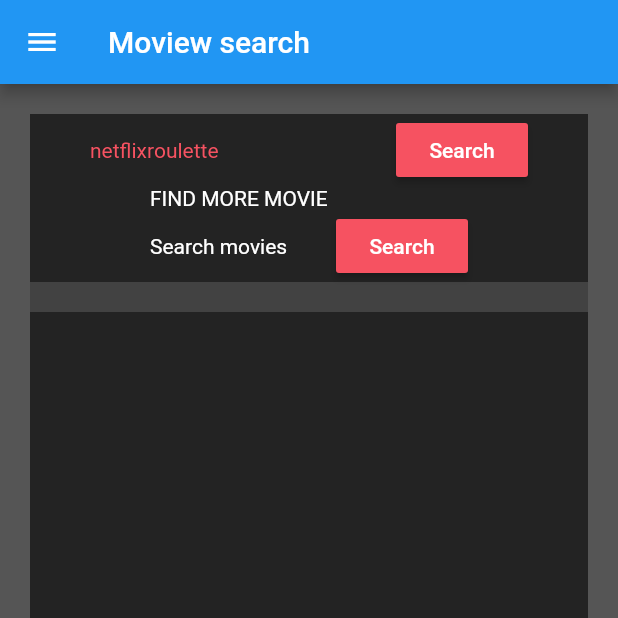
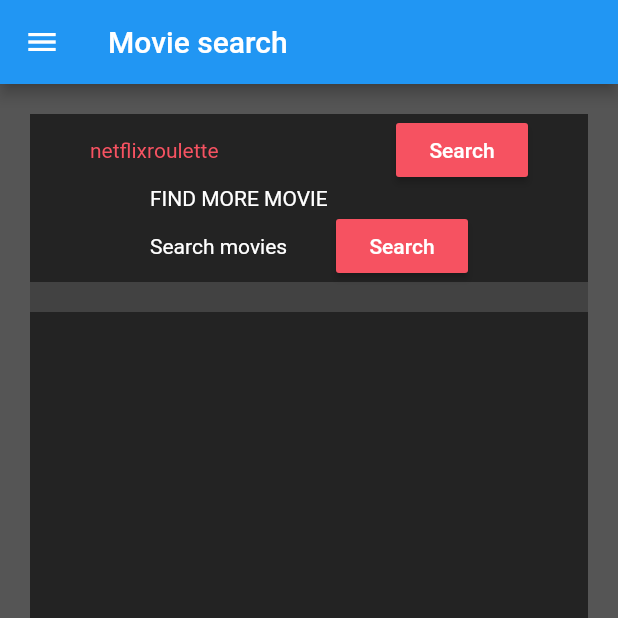
Before and after one commit to TimofeyKuznesov/search_movie, a Flutter app: the screen it shows after launch, on a phone screen of 412 x 824 dp, the top half of it. Run offline on Flutter 3.47's test engine with Material 2 defaults, Android fonts, the light colour scheme and no system bars; our stand-ins replace dio, i18n_extension; network calls fail.

Commit message:
feat: add support localization

```diff
--- a/lib/app/pages/application.dart
+++ b/lib/app/pages/application.dart
@@ -1,6 +1,7 @@
 import 'package:flutter/cupertino.dart';
 import 'package:flutter/material.dart';
 import 'package:search_movie/app/pages/index.dart';
+import 'package:search_movie/app/services/localization/app.i18n.dart';
 import 'package:search_movie/app/theme/branding_colors.dart';
 
 class Application extends StatelessWidget {
@@ -8,20 +9,20 @@ class Application extends StatelessWidget {
   Widget build(BuildContext context) {
     return Scaffold(
       appBar: AppBar(
-        title: const Text('Moview search'),
+        title: Text('Movie search'.i18n),
       ),
       drawer: Drawer(
         child: ListView(
           padding: EdgeInsets.zero,
           children: [
-            const DrawerHeader(
-              decoration: BoxDecoration(
+            DrawerHeader(
+              decoration: const BoxDecoration(
                 color: Colors.blue,
               ),
-              child: Text('Header'),
+              child: Text('Header'.i18n),
             ),
             ListTile(
-              title: const Text('menu1'),
+              title: Text('menu1'.i18n),
               onTap: () {
                 Navigator.pop(context);
               },
--- a/lib/app/pages/main/search.dart
+++ b/lib/app/pages/main/search.dart
@@ -1,4 +1,5 @@
 import 'package:flutter/material.dart';
+import 'package:search_movie/app/services/localization/app.i18n.dart';
 import 'package:search_movie/app/theme/branding_colors.dart';
 
 class Search extends StatelessWidget {
@@ -7,9 +8,13 @@ class Search extends StatelessWidget {
   @override
   Widget build(BuildContext context) {
     return Container(
+      color: BrandingColors.black,
+      margin: const EdgeInsets.only(bottom: 20),
       child: Padding(
         padding: const EdgeInsets.symmetric(horizontal: 40),
         child: Column(
+          crossAxisAlignment: CrossAxisAlignment.stretch,
+          mainAxisAlignment: MainAxisAlignment.center,
           children: [
             Row(
               children: [
@@ -22,17 +27,17 @@ class Search extends StatelessWidget {
                 const Spacer(),
                 MaterialButton(
                   onPressed: () {},
-                  child: const Text('Search'),
                   color: BrandingColors.red,
                   textColor: BrandingColors.white,
+                  child: Text('Search'.i18n),
                 ),
               ],
             ),
-            const Padding(
+            Padding(
               padding: EdgeInsets.symmetric(horizontal: 40),
               child: Text(
-                'FIND MORE MOVIE',
-                style: TextStyle(
+                'FIND MORE MOVIE'.i18n,
+                style: const TextStyle(
                   color: BrandingColors.white,
                 ),
               ),
@@ -41,31 +46,26 @@ class Search extends StatelessWidget {
               padding: const EdgeInsets.symmetric(horizontal: 40),
               child: Row(
                 children: [
-                  const Expanded(
+                  Expanded(
                     child: Text(
-                      'Search movies',
-                      style: TextStyle(
+                      'Search movies'.i18n,
+                      style: const TextStyle(
                         color: BrandingColors.white,
                       ),
                     ),
-                    flex: 1,
                   ),
                   MaterialButton(
                     onPressed: () {},
-                    child: const Text('Search'),
                     color: BrandingColors.red,
                     textColor: BrandingColors.white,
+                    child: Text('Search'.i18n),
                   ),
                 ],
               ),
             )
           ],
-          crossAxisAlignment: CrossAxisAlignment.stretch,
-          mainAxisAlignment: MainAxisAlignment.center,
         ),
       ),
-      color: BrandingColors.black,
-      margin: const EdgeInsets.only(bottom: 20),
     );
   }
 }
--- a/lib/app/services/index.dart
+++ b/lib/app/services/index.dart
@@ -1 +1,2 @@
+export './localization/index.dart';
 export './movies/index.dart';
--- /dev/null
+++ b/lib/app/services/localization/app.i18n.dart
@@ -0,0 +1,35 @@
+import 'package:i18n_extension/i18n_extension.dart';
+
+const movieSearch = 'Movie search';
+const header = 'Header';
+const findMoreMovie = 'FIND MORE MOVIE';
+const search = 'Search';
+
+extension AppI18n on String {
+  //
+  /// If you want to use identifiers as translation keys, you can define the
+  /// keys here in the translations file, and then use the [Translations.from]
+  /// constructor:
+  ///
+  static final _t = Translations.from('en_us', {
+    movieSearch: {
+      'en_us': 'Movie search',
+      'ru_RU': 'Поиск фильмов',
+    },
+    header: {
+      'en_us': 'Header',
+      'ru_RU': 'Заголовок',
+    },
+    findMoreMovie: {
+      'en_us': 'FIND MORE MOVIE',
+      'ru_RU': 'Найти больше фильмов',
+    },
+    search: {'en_us': 'Search', 'ru_RU': 'Поиск'}
+  });
+
+  String get i18n => localize(this, _t);
+
+  String fill(List<Object> params) => localizeFill(this, params);
+
+  String plural(int value) => localizePlural(value, this, _t);
+}
--- /dev/null
+++ b/lib/app/services/localization/index.dart
@@ -0,0 +1 @@
+export 'app.i18n.dart';
--- a/lib/main.dart
+++ b/lib/main.dart
@@ -1,4 +1,7 @@
 import 'package:flutter/material.dart';
+import 'package:flutter_localizations/flutter_localizations.dart';
+import 'package:i18n_extension/i18n_widget.dart';
+
 import 'package:search_movie/app/pages/index.dart';
 import 'package:search_movie/app_route.dart';
 
@@ -26,7 +29,17 @@ class MyApp extends StatelessWidget {
           // is not restarted.
           primarySwatch: Colors.blue,
         ),
-      home: Application(),
-    );
+        localizationsDelegates: const [
+          GlobalMaterialLocalizations.delegate,
+          GlobalWidgetsLocalizations.delegate,
+          GlobalCupertinoLocalizations.delegate,
+        ],
+        supportedLocales: const [
+          Locale('ru', ''),
+          Locale('en', ''),
+        ],
+        home: I18n(
+          child: Application(),
+        ));
   }
 }
--- a/pubspec.yaml
+++ b/pubspec.yaml
@@ -29,6 +29,9 @@ environment:
 dependencies:
   flutter:
     sdk: flutter
+  flutter_localizations:
+    sdk: flutter
+  i18n_extension: ^4.1.0
 
 
   # The following adds the Cupertino Icons font to your application.
```
Also changed, not shown: pubspec.lock. Lines whose indentation alone changed are shown as unchanged.
